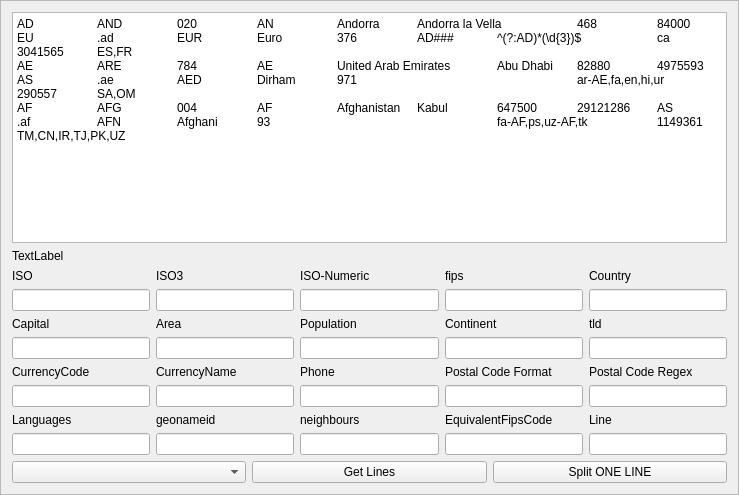
First picture: the form in Settings/f_systemsettings.ui, repository ashraf-kx/stock-manager, before the edit.
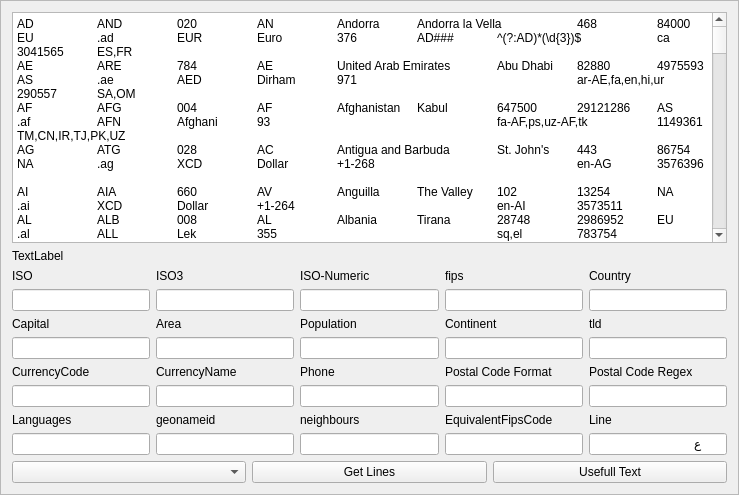
Second picture: the form after the edit.

```diff
--- a/Settings/f_systemsettings.ui
+++ b/Settings/f_systemsettings.ui
@@ -25,7 +25,256 @@
      <property name="plainText">
       <string>AD	AND	020	AN	Andorra	Andorra la Vella	468	84000	EU	.ad	EUR	Euro	376	AD###	^(?:AD)*(\d{3})$	ca	3041565	ES,FR	
 AE	ARE	784	AE	United Arab Emirates	Abu Dhabi	82880	4975593	AS	.ae	AED	Dirham	971			ar-AE,fa,en,hi,ur	290557	SA,OM	
-AF	AFG	004	AF	Afghanistan	Kabul	647500	29121286	AS	.af	AFN	Afghani	93			fa-AF,ps,uz-AF,tk	1149361	TM,CN,IR,TJ,PK,UZ	</string>
+AF	AFG	004	AF	Afghanistan	Kabul	647500	29121286	AS	.af	AFN	Afghani	93			fa-AF,ps,uz-AF,tk	1149361	TM,CN,IR,TJ,PK,UZ	
+AG	ATG	028	AC	Antigua and Barbuda	St. John's	443	86754	NA	.ag	XCD	Dollar	+1-268			en-AG	3576396		
+AI	AIA	660	AV	Anguilla	The Valley	102	13254	NA	.ai	XCD	Dollar	+1-264			en-AI	3573511		
+AL	ALB	008	AL	Albania	Tirana	28748	2986952	EU	.al	ALL	Lek	355			sq,el	783754	MK,GR,ME,RS,XK	
+AM	ARM	051	AM	Armenia	Yerevan	29800	2968000	AS	.am	AMD	Dram	374	######	^(\d{6})$	hy	174982	GE,IR,AZ,TR	
+AO	AGO	024	AO	Angola	Luanda	1246700	13068161	AF	.ao	AOA	Kwanza	244			pt-AO	3351879	CD,NA,ZM,CG	
+AQ	ATA	010	AY	Antarctica		14000000	0	AN	.aq							6697173		
+AR	ARG	032	AR	Argentina	Buenos Aires	2766890	41343201	SA	.ar	ARS	Peso	54	@####@@@	^[A-Z]?\d{4}[A-Z]{0,3}$	es-AR,en,it,de,fr,gn	3865483	CL,BO,UY,PY,BR	
+AS	ASM	016	AQ	American Samoa	Pago Pago	199	57881	OC	.as	USD	Dollar	+1-684	#####-####	96799	en-AS,sm,to	5880801		
+AT	AUT	040	AU	Austria	Vienna	83858	8205000	EU	.at	EUR	Euro	43	####	^(\d{4})$	de-AT,hr,hu,sl	2782113	CH,DE,HU,SK,CZ,IT,SI,LI	
+AU	AUS	036	AS	Australia	Canberra	7686850	21515754	OC	.au	AUD	Dollar	61	####	^(\d{4})$	en-AU	2077456		
+AW	ABW	533	AA	Aruba	Oranjestad	193	71566	NA	.aw	AWG	Guilder	297			nl-AW,es,en	3577279		
+AX	ALA	248		Aland Islands	Mariehamn	1580	26711	EU	.ax	EUR	Euro	+358-18	#####	^(?:FI)*(\d{5})$	sv-AX	661882		FI
+AZ	AZE	031	AJ	Azerbaijan	Baku	86600	8303512	AS	.az	AZN	Manat	994	AZ ####	^(?:AZ)*(\d{4})$	az,ru,hy	587116	GE,IR,AM,TR,RU	
+BA	BIH	070	BK	Bosnia and Herzegovina	Sarajevo	51129	4590000	EU	.ba	BAM	Marka	387	#####	^(\d{5})$	bs,hr-BA,sr-BA	3277605	HR,ME,RS	
+BB	BRB	052	BB	Barbados	Bridgetown	431	285653	NA	.bb	BBD	Dollar	+1-246	BB#####	^(?:BB)*(\d{5})$	en-BB	3374084		
+BD	BGD	050	BG	Bangladesh	Dhaka	144000	156118464	AS	.bd	BDT	Taka	880	####	^(\d{4})$	bn-BD,en	1210997	MM,IN	
+BE	BEL	056	BE	Belgium	Brussels	30510	10403000	EU	.be	EUR	Euro	32	####	^(\d{4})$	nl-BE,fr-BE,de-BE	2802361	DE,NL,LU,FR	
+BF	BFA	854	UV	Burkina Faso	Ouagadougou	274200	16241811	AF	.bf	XOF	Franc	226			fr-BF	2361809	NE,BJ,GH,CI,TG,ML	
+BG	BGR	100	BU	Bulgaria	Sofia	110910	7148785	EU	.bg	BGN	Lev	359	####	^(\d{4})$	bg,tr-BG,rom	732800	MK,GR,RO,TR,RS	
+BH	BHR	048	BA	Bahrain	Manama	665	738004	AS	.bh	BHD	Dinar	973	####|###	^(\d{3}\d?)$	ar-BH,en,fa,ur	290291		
+BI	BDI	108	BY	Burundi	Bujumbura	27830	9863117	AF	.bi	BIF	Franc	257			fr-BI,rn	433561	TZ,CD,RW	
+BJ	BEN	204	BN	Benin	Porto-Novo	112620	9056010	AF	.bj	XOF	Franc	229			fr-BJ	2395170	NE,TG,BF,NG	
+BL	BLM	652	TB	Saint Barthelemy	Gustavia	21	8450	NA	.gp	EUR	Euro	590	### ###		fr	3578476		
+BM	BMU	060	BD	Bermuda	Hamilton	53	65365	NA	.bm	BMD	Dollar	+1-441	@@ ##	^([A-Z]{2}\d{2})$	en-BM,pt	3573345		
+BN	BRN	096	BX	Brunei	Bandar Seri Begawan	5770	395027	AS	.bn	BND	Dollar	673	@@####	^([A-Z]{2}\d{4})$	ms-BN,en-BN	1820814	MY	
+BO	BOL	068	BL	Bolivia	Sucre	1098580	9947418	SA	.bo	BOB	Boliviano	591			es-BO,qu,ay	3923057	PE,CL,PY,BR,AR	
+BQ	BES	535		Bonaire, Saint Eustatius and Saba 		328	18012	NA	.bq	USD	Dollar	599			nl,pap,en	7626844		
+BR	BRA	076	BR	Brazil	Brasilia	8511965	201103330	SA	.br	BRL	Real	55	#####-###	^\d{5}-\d{3}$	pt-BR,es,en,fr	3469034	SR,PE,BO,UY,GY,PY,GF,VE,CO,AR	
+BS	BHS	044	BF	Bahamas	Nassau	13940	301790	NA	.bs	BSD	Dollar	+1-242			en-BS	3572887		
+BT	BTN	064	BT	Bhutan	Thimphu	47000	699847	AS	.bt	BTN	Ngultrum	975			dz	1252634	CN,IN	
+BV	BVT	074	BV	Bouvet Island		49	0	AN	.bv	NOK	Krone					3371123		
+BW	BWA	072	BC	Botswana	Gaborone	600370	2029307	AF	.bw	BWP	Pula	267			en-BW,tn-BW	933860	ZW,ZA,NA	
+BY	BLR	112	BO	Belarus	Minsk	207600	9685000	EU	.by	BYR	Ruble	375	######	^(\d{6})$	be,ru	630336	PL,LT,UA,RU,LV	
+BZ	BLZ	084	BH	Belize	Belmopan	22966	314522	NA	.bz	BZD	Dollar	501			en-BZ,es	3582678	GT,MX	
+CA	CAN	124	CA	Canada	Ottawa	9984670	33679000	NA	.ca	CAD	Dollar	1	@#@ #@#	^([ABCEGHJKLMNPRSTVXY]\d[ABCEGHJKLMNPRSTVWXYZ]) ?(\d[ABCEGHJKLMNPRSTVWXYZ]\d)$ 	en-CA,fr-CA,iu	6251999	US	
+CC	CCK	166	CK	Cocos Islands	West Island	14	628	AS	.cc	AUD	Dollar	61			ms-CC,en	1547376		
+CD	COD	180	CG	Democratic Republic of the Congo	Kinshasa	2345410	70916439	AF	.cd	CDF	Franc	243			fr-CD,ln,kg	203312	TZ,CF,SS,RW,ZM,BI,UG,CG,AO	
+CF	CAF	140	CT	Central African Republic	Bangui	622984	4844927	AF	.cf	XAF	Franc	236			fr-CF,sg,ln,kg	239880	TD,SD,CD,SS,CM,CG	
+CG	COG	178	CF	Republic of the Congo	Brazzaville	342000	3039126	AF	.cg	XAF	Franc	242			fr-CG,kg,ln-CG	2260494	CF,GA,CD,CM,AO	
+CH	CHE	756	SZ	Switzerland	Bern	41290	7581000	EU	.ch	CHF	Franc	41	####	^(\d{4})$	de-CH,fr-CH,it-CH,rm	2658434	DE,IT,LI,FR,AT	
+CI	CIV	384	IV	Ivory Coast	Yamoussoukro	322460	21058798	AF	.ci	XOF	Franc	225			fr-CI	2287781	LR,GH,GN,BF,ML	
+CK	COK	184	CW	Cook Islands	Avarua	240	21388	OC	.ck	NZD	Dollar	682			en-CK,mi	1899402		
+CL	CHL	152	CI	Chile	Santiago	756950	16746491	SA	.cl	CLP	Peso	56	#######	^(\d{7})$	es-CL	3895114	PE,BO,AR	
+CM	CMR	120	CM	Cameroon	Yaounde	475440	19294149	AF	.cm	XAF	Franc	237			en-CM,fr-CM	2233387	TD,CF,GA,GQ,CG,NG	
+CN	CHN	156	CH	China	Beijing	9596960	1330044000	AS	.cn	CNY	Yuan Renminbi	86	######	^(\d{6})$	zh-CN,yue,wuu,dta,ug,za	1814991	LA,BT,TJ,KZ,MN,AF,NP,MM,KG,PK,KP,RU,VN,IN	
+CO	COL	170	CO	Colombia	Bogota	1138910	47790000	SA	.co	COP	Peso	57			es-CO	3686110	EC,PE,PA,BR,VE	
+CR	CRI	188	CS	Costa Rica	San Jose	51100	4516220	NA	.cr	CRC	Colon	506	#####	^(\d{5})$	es-CR,en	3624060	PA,NI	
+CU	CUB	192	CU	Cuba	Havana	110860	11423000	NA	.cu	CUP	Peso	53	CP #####	^(?:CP)*(\d{5})$	es-CU	3562981	US	
+CV	CPV	132	CV	Cape Verde	Praia	4033	508659	AF	.cv	CVE	Escudo	238	####	^(\d{4})$	pt-CV	3374766		
+CW	CUW	531	UC	Curacao	 Willemstad	444	141766	NA	.cw	ANG	Guilder	599			nl,pap	7626836		
+CX	CXR	162	KT	Christmas Island	Flying Fish Cove	135	1500	AS	.cx	AUD	Dollar	61	####	^(\d{4})$	en,zh,ms-CC	2078138		
+CY	CYP	196	CY	Cyprus	Nicosia	9250	1102677	EU	.cy	EUR	Euro	357	####	^(\d{4})$	el-CY,tr-CY,en	146669		
+CZ	CZE	203	EZ	Czechia	Prague	78866	10476000	EU	.cz	CZK	Koruna	420	### ##	^\d{3}\s?\d{2}$	cs,sk	3077311	PL,DE,SK,AT	
+DE	DEU	276	GM	Germany	Berlin	357021	81802257	EU	.de	EUR	Euro	49	#####	^(\d{5})$	de	2921044	CH,PL,NL,DK,BE,CZ,LU,FR,AT	
+DJ	DJI	262	DJ	Djibouti	Djibouti	23000	740528	AF	.dj	DJF	Franc	253			fr-DJ,ar,so-DJ,aa	223816	ER,ET,SO	
+DK	DNK	208	DA	Denmark	Copenhagen	43094	5484000	EU	.dk	DKK	Krone	45	####	^(\d{4})$	da-DK,en,fo,de-DK	2623032	DE	
+DM	DMA	212	DO	Dominica	Roseau	754	72813	NA	.dm	XCD	Dollar	+1-767			en-DM	3575830		
+DO	DOM	214	DR	Dominican Republic	Santo Domingo	48730	9823821	NA	.do	DOP	Peso	+1-809 and 1-829	#####	^(\d{5})$	es-DO	3508796	HT	
+DZ	DZA	012	AG	Algeria	Algiers	2381740	34586184	AF	.dz	DZD	Dinar	213	#####	^(\d{5})$	ar-DZ	2589581	NE,EH,LY,MR,TN,MA,ML	
+EC	ECU	218	EC	Ecuador	Quito	283560	14790608	SA	.ec	USD	Dollar	593	@####@	^([a-zA-Z]\d{4}[a-zA-Z])$	es-EC	3658394	PE,CO	
+EE	EST	233	EN	Estonia	Tallinn	45226	1291170	EU	.ee	EUR	Euro	372	#####	^(\d{5})$	et,ru	453733	RU,LV	
+EG	EGY	818	EG	Egypt	Cairo	1001450	80471869	AF	.eg	EGP	Pound	20	#####	^(\d{5})$	ar-EG,en,fr	357994	LY,SD,IL,PS	
+EH	ESH	732	WI	Western Sahara	El-Aaiun	266000	273008	AF	.eh	MAD	Dirham	212			ar,mey	2461445	DZ,MR,MA	
+ER	ERI	232	ER	Eritrea	Asmara	121320	5792984	AF	.er	ERN	Nakfa	291			aa-ER,ar,tig,kun,ti-ER	338010	ET,SD,DJ	
+ES	ESP	724	SP	Spain	Madrid	504782	46505963	EU	.es	EUR	Euro	34	#####	^(\d{5})$	es-ES,ca,gl,eu,oc	2510769	AD,PT,GI,FR,MA	
+ET	ETH	231	ET	Ethiopia	Addis Ababa	1127127	88013491	AF	.et	ETB	Birr	251	####	^(\d{4})$	am,en-ET,om-ET,ti-ET,so-ET,sid	337996	ER,KE,SD,SS,SO,DJ	
+FI	FIN	246	FI	Finland	Helsinki	337030	5244000	EU	.fi	EUR	Euro	358	#####	^(?:FI)*(\d{5})$	fi-FI,sv-FI,smn	660013	NO,RU,SE	
+FJ	FJI	242	FJ	Fiji	Suva	18270	875983	OC	.fj	FJD	Dollar	679			en-FJ,fj	2205218		
+FK	FLK	238	FK	Falkland Islands	Stanley	12173	2638	SA	.fk	FKP	Pound	500			en-FK	3474414		
+FM	FSM	583	FM	Micronesia	Palikir	702	107708	OC	.fm	USD	Dollar	691	#####	^(\d{5})$	en-FM,chk,pon,yap,kos,uli,woe,nkr,kpg	2081918		
+FO	FRO	234	FO	Faroe Islands	Torshavn	1399	48228	EU	.fo	DKK	Krone	298	###	^(?:FO)*(\d{3})$	fo,da-FO	2622320		
+FR	FRA	250	FR	France	Paris	547030	64768389	EU	.fr	EUR	Euro	33	#####	^(\d{5})$	fr-FR,frp,br,co,ca,eu,oc	3017382	CH,DE,BE,LU,IT,AD,MC,ES	
+GA	GAB	266	GB	Gabon	Libreville	267667	1545255	AF	.ga	XAF	Franc	241			fr-GA	2400553	CM,GQ,CG	
+GB	GBR	826	UK	United Kingdom	London	244820	62348447	EU	.uk	GBP	Pound	44	@# #@@|@## #@@|@@# #@@|@@## #@@|@#@ #@@|@@#@ #@@|GIR0AA	^((?:(?:[A-PR-UWYZ][A-HK-Y]\d[ABEHMNPRV-Y0-9]|[A-PR-UWYZ]\d[A-HJKPS-UW0-9])\s\d[ABD-HJLNP-UW-Z]{2})|GIR\s?0AA)$	en-GB,cy-GB,gd	2635167	IE	
+GD	GRD	308	GJ	Grenada	St. George's	344	107818	NA	.gd	XCD	Dollar	+1-473			en-GD	3580239		
+GE	GEO	268	GG	Georgia	Tbilisi	69700	4630000	AS	.ge	GEL	Lari	995	####	^(\d{4})$	ka,ru,hy,az	614540	AM,AZ,TR,RU	
+GF	GUF	254	FG	French Guiana	Cayenne	91000	195506	SA	.gf	EUR	Euro	594	#####	^((97|98)3\d{2})$	fr-GF	3381670	SR,BR	
+GG	GGY	831	GK	Guernsey	St Peter Port	78	65228	EU	.gg	GBP	Pound	+44-1481	@# #@@|@## #@@|@@# #@@|@@## #@@|@#@ #@@|@@#@ #@@|GIR0AA	^((?:(?:[A-PR-UWYZ][A-HK-Y]\d[ABEHMNPRV-Y0-9]|[A-PR-UWYZ]\d[A-HJKPS-UW0-9])\s\d[ABD-HJLNP-UW-Z]{2})|GIR\s?0AA)$	en,fr	3042362		
+GH	GHA	288	GH	Ghana	Accra	239460	24339838	AF	.gh	GHS	Cedi	233			en-GH,ak,ee,tw	2300660	CI,TG,BF	
+GI	GIB	292	GI	Gibraltar	Gibraltar	6.5	27884	EU	.gi	GIP	Pound	350			en-GI,es,it,pt	2411586	ES	
+GL	GRL	304	GL	Greenland	Nuuk	2166086	56375	NA	.gl	DKK	Krone	299	####	^(\d{4})$	kl,da-GL,en	3425505		
+GM	GMB	270	GA	Gambia	Banjul	11300	1593256	AF	.gm	GMD	Dalasi	220			en-GM,mnk,wof,wo,ff	2413451	SN	
+GN	GIN	324	GV	Guinea	Conakry	245857	10324025	AF	.gn	GNF	Franc	224			fr-GN	2420477	LR,SN,SL,CI,GW,ML	
+GP	GLP	312	GP	Guadeloupe	Basse-Terre	1780	443000	NA	.gp	EUR	Euro	590	#####	^((97|98)\d{3})$	fr-GP	3579143		
+GQ	GNQ	226	EK	Equatorial Guinea	Malabo	28051	1014999	AF	.gq	XAF	Franc	240			es-GQ,fr	2309096	GA,CM	
+GR	GRC	300	GR	Greece	Athens	131940	11000000	EU	.gr	EUR	Euro	30	### ##	^(\d{5})$	el-GR,en,fr	390903	AL,MK,TR,BG	
+GS	SGS	239	SX	South Georgia and the South Sandwich Islands	Grytviken	3903	30	AN	.gs	GBP	Pound				en	3474415		
+GT	GTM	320	GT	Guatemala	Guatemala City	108890	13550440	NA	.gt	GTQ	Quetzal	502	#####	^(\d{5})$	es-GT	3595528	MX,HN,BZ,SV	
+GU	GUM	316	GQ	Guam	Hagatna	549	159358	OC	.gu	USD	Dollar	+1-671	969##	^(969\d{2})$	en-GU,ch-GU	4043988		
+GW	GNB	624	PU	Guinea-Bissau	Bissau	36120	1565126	AF	.gw	XOF	Franc	245	####	^(\d{4})$	pt-GW,pov	2372248	SN,GN	
+GY	GUY	328	GY	Guyana	Georgetown	214970	748486	SA	.gy	GYD	Dollar	592			en-GY	3378535	SR,BR,VE	
+HK	HKG	344	HK	Hong Kong	Hong Kong	1092	6898686	AS	.hk	HKD	Dollar	852			zh-HK,yue,zh,en	1819730		
+HM	HMD	334	HM	Heard Island and McDonald Islands		412	0	AN	.hm	AUD	Dollar	 				1547314		
+HN	HND	340	HO	Honduras	Tegucigalpa	112090	7989415	NA	.hn	HNL	Lempira	504	@@####	^([A-Z]{2}\d{4})$	es-HN	3608932	GT,NI,SV	
+HR	HRV	191	HR	Croatia	Zagreb	56542	4284889	EU	.hr	HRK	Kuna	385	#####	^(?:HR)*(\d{5})$	hr-HR,sr	3202326	HU,SI,BA,ME,RS	
+HT	HTI	332	HA	Haiti	Port-au-Prince	27750	9648924	NA	.ht	HTG	Gourde	509	HT####	^(?:HT)*(\d{4})$	ht,fr-HT	3723988	DO	
+HU	HUN	348	HU	Hungary	Budapest	93030	9982000	EU	.hu	HUF	Forint	36	####	^(\d{4})$	hu-HU	719819	SK,SI,RO,UA,HR,AT,RS	
+ID	IDN	360	ID	Indonesia	Jakarta	1919440	242968342	AS	.id	IDR	Rupiah	62	#####	^(\d{5})$	id,en,nl,jv	1643084	PG,TL,MY	
+IE	IRL	372	EI	Ireland	Dublin	70280	4622917	EU	.ie	EUR	Euro	353	@@@ @@@@	^[A-Z]\d{2}$|^[A-Z]{3}[A-Z]{4}$	en-IE,ga-IE	2963597	GB	
+IL	ISR	376	IS	Israel	Jerusalem	20770	7353985	AS	.il	ILS	Shekel	972	#####	^(\d{5})$	he,ar-IL,en-IL,	294640	SY,JO,LB,EG,PS	
+IM	IMN	833	IM	Isle of Man	Douglas	572	75049	EU	.im	GBP	Pound	+44-1624	@# #@@|@## #@@|@@# #@@|@@## #@@|@#@ #@@|@@#@ #@@|GIR0AA	^((?:(?:[A-PR-UWYZ][A-HK-Y]\d[ABEHMNPRV-Y0-9]|[A-PR-UWYZ]\d[A-HJKPS-UW0-9])\s\d[ABD-HJLNP-UW-Z]{2})|GIR\s?0AA)$	en,gv	3042225		
+IN	IND	356	IN	India	New Delhi	3287590	1173108018	AS	.in	INR	Rupee	91	######	^(\d{6})$	en-IN,hi,bn,te,mr,ta,ur,gu,kn,ml,or,pa,as,bh,sat,ks,ne,sd,kok,doi,mni,sit,sa,fr,lus,inc	1269750	CN,NP,MM,BT,PK,BD	
+IO	IOT	086	IO	British Indian Ocean Territory	Diego Garcia	60	4000	AS	.io	USD	Dollar	246			en-IO	1282588		
+IQ	IRQ	368	IZ	Iraq	Baghdad	437072	29671605	AS	.iq	IQD	Dinar	964	#####	^(\d{5})$	ar-IQ,ku,hy	99237	SY,SA,IR,JO,TR,KW	
+IR	IRN	364	IR	Iran	Tehran	1648000	76923300	AS	.ir	IRR	Rial	98	##########	^(\d{10})$	fa-IR,ku	130758	TM,AF,IQ,AM,PK,AZ,TR	
+IS	ISL	352	IC	Iceland	Reykjavik	103000	308910	EU	.is	ISK	Krona	354	###	^(\d{3})$	is,en,de,da,sv,no	2629691		
+IT	ITA	380	IT	Italy	Rome	301230	60340328	EU	.it	EUR	Euro	39	#####	^(\d{5})$	it-IT,de-IT,fr-IT,sc,ca,co,sl	3175395	CH,VA,SI,SM,FR,AT	
+JE	JEY	832	JE	Jersey	Saint Helier	116	90812	EU	.je	GBP	Pound	+44-1534	@# #@@|@## #@@|@@# #@@|@@## #@@|@#@ #@@|@@#@ #@@|GIR0AA	^((?:(?:[A-PR-UWYZ][A-HK-Y]\d[ABEHMNPRV-Y0-9]|[A-PR-UWYZ]\d[A-HJKPS-UW0-9])\s\d[ABD-HJLNP-UW-Z]{2})|GIR\s?0AA)$	en,pt	3042142		
+JM	JAM	388	JM	Jamaica	Kingston	10991	2847232	NA	.jm	JMD	Dollar	+1-876			en-JM	3489940		
+JO	JOR	400	JO	Jordan	Amman	92300	6407085	AS	.jo	JOD	Dinar	962	#####	^(\d{5})$	ar-JO,en	248816	SY,SA,IQ,IL,PS	
+JP	JPN	392	JA	Japan	Tokyo	377835	127288000	AS	.jp	JPY	Yen	81	###-####	^\d{3}-\d{4}$	ja	1861060		
+KE	KEN	404	KE	Kenya	Nairobi	582650	40046566	AF	.ke	KES	Shilling	254	#####	^(\d{5})$	en-KE,sw-KE	192950	ET,TZ,SS,SO,UG	
+KG	KGZ	417	KG	Kyrgyzstan	Bishkek	198500	5776500	AS	.kg	KGS	Som	996	######	^(\d{6})$	ky,uz,ru	1527747	CN,TJ,UZ,KZ	
+KH	KHM	116	CB	Cambodia	Phnom Penh	181040	14453680	AS	.kh	KHR	Riels	855	#####	^(\d{5})$	km,fr,en	1831722	LA,TH,VN	
+KI	KIR	296	KR	Kiribati	Tarawa	811	92533	OC	.ki	AUD	Dollar	686			en-KI,gil	4030945		
+KM	COM	174	CN	Comoros	Moroni	2170	773407	AF	.km	KMF	Franc	269			ar,fr-KM	921929		
+KN	KNA	659	SC	Saint Kitts and Nevis	Basseterre	261	51134	NA	.kn	XCD	Dollar	+1-869			en-KN	3575174		
+KP	PRK	408	KN	North Korea	Pyongyang	120540	22912177	AS	.kp	KPW	Won	850	###-###	^(\d{6})$	ko-KP	1873107	CN,KR,RU	
+KR	KOR	410	KS	South Korea	Seoul	98480	48422644	AS	.kr	KRW	Won	82	SEOUL ###-###	^(?:SEOUL)*(\d{6})$	ko-KR,en	1835841	KP	
+XK	XKX	0	KV	Kosovo	Pristina	10908	1800000	EU		EUR	Euro				sq,sr	831053	RS,AL,MK,ME	
+KW	KWT	414	KU	Kuwait	Kuwait City	17820	2789132	AS	.kw	KWD	Dinar	965	#####	^(\d{5})$	ar-KW,en	285570	SA,IQ	
+KY	CYM	136	CJ	Cayman Islands	George Town	262	44270	NA	.ky	KYD	Dollar	+1-345			en-KY	3580718		
+KZ	KAZ	398	KZ	Kazakhstan	Astana	2717300	15340000	AS	.kz	KZT	Tenge	7	######	^(\d{6})$	kk,ru	1522867	TM,CN,KG,UZ,RU	
+LA	LAO	418	LA	Laos	Vientiane	236800	6368162	AS	.la	LAK	Kip	856	#####	^(\d{5})$	lo,fr,en	1655842	CN,MM,KH,TH,VN	
+LB	LBN	422	LE	Lebanon	Beirut	10400	4125247	AS	.lb	LBP	Pound	961	#### ####|####	^(\d{4}(\d{4})?)$	ar-LB,fr-LB,en,hy	272103	SY,IL	
+LC	LCA	662	ST	Saint Lucia	Castries	616	160922	NA	.lc	XCD	Dollar	+1-758			en-LC	3576468		
+LI	LIE	438	LS	Liechtenstein	Vaduz	160	35000	EU	.li	CHF	Franc	423	####	^(\d{4})$	de-LI	3042058	CH,AT	
+LK	LKA	144	CE	Sri Lanka	Colombo	65610	21513990	AS	.lk	LKR	Rupee	94	#####	^(\d{5})$	si,ta,en	1227603		
+LR	LBR	430	LI	Liberia	Monrovia	111370	3685076	AF	.lr	LRD	Dollar	231	####	^(\d{4})$	en-LR	2275384	SL,CI,GN	
+LS	LSO	426	LT	Lesotho	Maseru	30355	1919552	AF	.ls	LSL	Loti	266	###	^(\d{3})$	en-LS,st,zu,xh	932692	ZA	
+LT	LTU	440	LH	Lithuania	Vilnius	65200	2944459	EU	.lt	EUR	Euro	370	LT-#####	^(?:LT)*(\d{5})$	lt,ru,pl	597427	PL,BY,RU,LV	
+LU	LUX	442	LU	Luxembourg	Luxembourg	2586	497538	EU	.lu	EUR	Euro	352	L-####	^(?:L-)?\d{4}$	lb,de-LU,fr-LU	2960313	DE,BE,FR	
+LV	LVA	428	LG	Latvia	Riga	64589	2217969	EU	.lv	EUR	Euro	371	LV-####	^(?:LV)*(\d{4})$	lv,ru,lt	458258	LT,EE,BY,RU	
+LY	LBY	434	LY	Libya	Tripoli	1759540	6461454	AF	.ly	LYD	Dinar	218			ar-LY,it,en	2215636	TD,NE,DZ,SD,TN,EG	
+MA	MAR	504	MO	Morocco	Rabat	446550	33848242	AF	.ma	MAD	Dirham	212	#####	^(\d{5})$	ar-MA,ber,fr	2542007	DZ,EH,ES	
+MC	MCO	492	MN	Monaco	Monaco	1.95	32965	EU	.mc	EUR	Euro	377	#####	^(\d{5})$	fr-MC,en,it	2993457	FR	
+MD	MDA	498	MD	Moldova	Chisinau	33843	4324000	EU	.md	MDL	Leu	373	MD-####	^MD-\d{4}$	ro,ru,gag,tr	617790	RO,UA	
+ME	MNE	499	MJ	Montenegro	Podgorica	14026	666730	EU	.me	EUR	Euro	382	#####	^(\d{5})$	sr,hu,bs,sq,hr,rom	3194884	AL,HR,BA,RS,XK	
+MF	MAF	663	RN	Saint Martin	Marigot	53	35925	NA	.gp	EUR	Euro	590	### ###		fr	3578421	SX	
+MG	MDG	450	MA	Madagascar	Antananarivo	587040	21281844	AF	.mg	MGA	Ariary	261	###	^(\d{3})$	fr-MG,mg	1062947		
+MH	MHL	584	RM	Marshall Islands	Majuro	181.3	65859	OC	.mh	USD	Dollar	692	#####-####	^969\d{2}(-\d{4})$	mh,en-MH	2080185		
+MK	MKD	807	MK	Macedonia	Skopje	25333	2062294	EU	.mk	MKD	Denar	389	####	^(\d{4})$	mk,sq,tr,rmm,sr	718075	AL,GR,BG,RS,XK	
+ML	MLI	466	ML	Mali	Bamako	1240000	13796354	AF	.ml	XOF	Franc	223			fr-ML,bm	2453866	SN,NE,DZ,CI,GN,MR,BF	
+MM	MMR	104	BM	Myanmar	Nay Pyi Taw	678500	53414374	AS	.mm	MMK	Kyat	95	#####	^(\d{5})$	my	1327865	CN,LA,TH,BD,IN	
+MN	MNG	496	MG	Mongolia	Ulan Bator	1565000	3086918	AS	.mn	MNT	Tugrik	976	######	^(\d{6})$	mn,ru	2029969	CN,RU	
+MO	MAC	446	MC	Macao	Macao	254	449198	AS	.mo	MOP	Pataca	853			zh,zh-MO,pt	1821275		
+MP	MNP	580	CQ	Northern Mariana Islands	Saipan	477	53883	OC	.mp	USD	Dollar	+1-670	#####-####	^9695\d{1}(-\d{4})$	fil,tl,zh,ch-MP,en-MP	4041468		
+MQ	MTQ	474	MB	Martinique	Fort-de-France	1100	432900	NA	.mq	EUR	Euro	596	#####	^(\d{5})$	fr-MQ	3570311		
+MR	MRT	478	MR	Mauritania	Nouakchott	1030700	3205060	AF	.mr	MRO	Ouguiya	222			ar-MR,fuc,snk,fr,mey,wo	2378080	SN,DZ,EH,ML	
+MS	MSR	500	MH	Montserrat	Plymouth	102	9341	NA	.ms	XCD	Dollar	+1-664			en-MS	3578097		
+MT	MLT	470	MT	Malta	Valletta	316	403000	EU	.mt	EUR	Euro	356	@@@ ####	^[A-Z]{3}\s?\d{4}$	mt,en-MT	2562770		
+MU	MUS	480	MP	Mauritius	Port Louis	2040	1294104	AF	.mu	MUR	Rupee	230			en-MU,bho,fr	934292		
+MV	MDV	462	MV	Maldives	Male	300	395650	AS	.mv	MVR	Rufiyaa	960	#####	^(\d{5})$	dv,en	1282028		
+MW	MWI	454	MI	Malawi	Lilongwe	118480	15447500	AF	.mw	MWK	Kwacha	265			ny,yao,tum,swk	927384	TZ,MZ,ZM	
+MX	MEX	484	MX	Mexico	Mexico City	1972550	112468855	NA	.mx	MXN	Peso	52	#####	^(\d{5})$	es-MX	3996063	GT,US,BZ	
+MY	MYS	458	MY	Malaysia	Kuala Lumpur	329750	28274729	AS	.my	MYR	Ringgit	60	#####	^(\d{5})$	ms-MY,en,zh,ta,te,ml,pa,th	1733045	BN,TH,ID	
+MZ	MOZ	508	MZ	Mozambique	Maputo	801590	22061451	AF	.mz	MZN	Metical	258	####	^(\d{4})$	pt-MZ,vmw	1036973	ZW,TZ,SZ,ZA,ZM,MW	
+NA	NAM	516	WA	Namibia	Windhoek	825418	2128471	AF	.na	NAD	Dollar	264			en-NA,af,de,hz,naq	3355338	ZA,BW,ZM,AO	
+NC	NCL	540	NC	New Caledonia	Noumea	19060	216494	OC	.nc	XPF	Franc	687	#####	^(\d{5})$	fr-NC	2139685		
+NE	NER	562	NG	Niger	Niamey	1267000	15878271	AF	.ne	XOF	Franc	227	####	^(\d{4})$	fr-NE,ha,kr,dje	2440476	TD,BJ,DZ,LY,BF,NG,ML	
+NF	NFK	574	NF	Norfolk Island	Kingston	34.6	1828	OC	.nf	AUD	Dollar	672	####	^(\d{4})$	en-NF	2155115		
+NG	NGA	566	NI	Nigeria	Abuja	923768	154000000	AF	.ng	NGN	Naira	234	######	^(\d{6})$	en-NG,ha,yo,ig,ff	2328926	TD,NE,BJ,CM	
+NI	NIC	558	NU	Nicaragua	Managua	129494	5995928	NA	.ni	NIO	Cordoba	505	###-###-#	^(\d{7})$	es-NI,en	3617476	CR,HN	
+NL	NLD	528	NL	Netherlands	Amsterdam	41526	16645000	EU	.nl	EUR	Euro	31	#### @@	^(\d{4}[A-Z]{2})$	nl-NL,fy-NL	2750405	DE,BE	
+NO	NOR	578	NO	Norway	Oslo	324220	5009150	EU	.no	NOK	Krone	47	####	^(\d{4})$	no,nb,nn,se,fi	3144096	FI,RU,SE	
+NP	NPL	524	NP	Nepal	Kathmandu	140800	28951852	AS	.np	NPR	Rupee	977	#####	^(\d{5})$	ne,en	1282988	CN,IN	
+NR	NRU	520	NR	Nauru	Yaren	21	10065	OC	.nr	AUD	Dollar	674			na,en-NR	2110425		
+NU	NIU	570	NE	Niue	Alofi	260	2166	OC	.nu	NZD	Dollar	683			niu,en-NU	4036232		
+NZ	NZL	554	NZ	New Zealand	Wellington	268680	4252277	OC	.nz	NZD	Dollar	64	####	^(\d{4})$	en-NZ,mi	2186224		
+OM	OMN	512	MU	Oman	Muscat	212460	2967717	AS	.om	OMR	Rial	968	###	^(\d{3})$	ar-OM,en,bal,ur	286963	SA,YE,AE	
+PA	PAN	591	PM	Panama	Panama City	78200	3410676	NA	.pa	PAB	Balboa	507			es-PA,en	3703430	CR,CO	
+PE	PER	604	PE	Peru	Lima	1285220	29907003	SA	.pe	PEN	Sol	51			es-PE,qu,ay	3932488	EC,CL,BO,BR,CO	
+PF	PYF	258	FP	French Polynesia	Papeete	4167	270485	OC	.pf	XPF	Franc	689	#####	^((97|98)7\d{2})$	fr-PF,ty	4030656		
+PG	PNG	598	PP	Papua New Guinea	Port Moresby	462840	6064515	OC	.pg	PGK	Kina	675	###	^(\d{3})$	en-PG,ho,meu,tpi	2088628	ID	
+PH	PHL	608	RP	Philippines	Manila	300000	99900177	AS	.ph	PHP	Peso	63	####	^(\d{4})$	tl,en-PH,fil	1694008		
+PK	PAK	586	PK	Pakistan	Islamabad	803940	184404791	AS	.pk	PKR	Rupee	92	#####	^(\d{5})$	ur-PK,en-PK,pa,sd,ps,brh	1168579	CN,AF,IR,IN	
+PL	POL	616	PL	Poland	Warsaw	312685	38500000	EU	.pl	PLN	Zloty	48	##-###	^\d{2}-\d{3}$	pl	798544	DE,LT,SK,CZ,BY,UA,RU	
+PM	SPM	666	SB	Saint Pierre and Miquelon	Saint-Pierre	242	7012	NA	.pm	EUR	Euro	508	#####	^(97500)$	fr-PM	3424932		
+PN	PCN	612	PC	Pitcairn	Adamstown	47	46	OC	.pn	NZD	Dollar	870			en-PN	4030699		
+PR	PRI	630	RQ	Puerto Rico	San Juan	9104	3916632	NA	.pr	USD	Dollar	+1-787 and 1-939	#####-####	^00[679]\d{2}(?:-\d{4})?$	en-PR,es-PR	4566966		
+PS	PSE	275	WE	Palestinian Territory	East Jerusalem	5970	3800000	AS	.ps	ILS	Shekel	970			ar-PS	6254930	JO,IL,EG	
+PT	PRT	620	PO	Portugal	Lisbon	92391	10676000	EU	.pt	EUR	Euro	351	####-###	^\d{4}-\d{3}\s?[a-zA-Z]{0,25}$	pt-PT,mwl	2264397	ES	
+PW	PLW	585	PS	Palau	Melekeok	458	19907	OC	.pw	USD	Dollar	680	96940	^(96940)$	pau,sov,en-PW,tox,ja,fil,zh	1559582		
+PY	PRY	600	PA	Paraguay	Asuncion	406750	6375830	SA	.py	PYG	Guarani	595	####	^(\d{4})$	es-PY,gn	3437598	BO,BR,AR	
+QA	QAT	634	QA	Qatar	Doha	11437	840926	AS	.qa	QAR	Rial	974			ar-QA,es	289688	SA	
+RE	REU	638	RE	Reunion	Saint-Denis	2517	776948	AF	.re	EUR	Euro	262	#####	^((97|98)(4|7|8)\d{2})$	fr-RE	935317		
+RO	ROU	642	RO	Romania	Bucharest	237500	21959278	EU	.ro	RON	Leu	40	######	^(\d{6})$	ro,hu,rom	798549	MD,HU,UA,BG,RS	
+RS	SRB	688	RI	Serbia	Belgrade	88361	7344847	EU	.rs	RSD	Dinar	381	######	^(\d{6})$	sr,hu,bs,rom	6290252	AL,HU,MK,RO,HR,BA,BG,ME,XK	
+RU	RUS	643	RS	Russia	Moscow	17100000	140702000	EU	.ru	RUB	Ruble	7	######	^(\d{6})$	ru,tt,xal,cau,ady,kv,ce,tyv,cv,udm,tut,mns,bua,myv,mdf,chm,ba,inh,tut,kbd,krc,ava,sah,nog	2017370	GE,CN,BY,UA,KZ,LV,PL,EE,LT,FI,MN,NO,AZ,KP	
+RW	RWA	646	RW	Rwanda	Kigali	26338	11055976	AF	.rw	RWF	Franc	250			rw,en-RW,fr-RW,sw	49518	TZ,CD,BI,UG	
+SA	SAU	682	SA	Saudi Arabia	Riyadh	1960582	25731776	AS	.sa	SAR	Rial	966	#####	^(\d{5})$	ar-SA	102358	QA,OM,IQ,YE,JO,AE,KW	
+SB	SLB	090	BP	Solomon Islands	Honiara	28450	559198	OC	.sb	SBD	Dollar	677			en-SB,tpi	2103350		
+SC	SYC	690	SE	Seychelles	Victoria	455	88340	AF	.sc	SCR	Rupee	248			en-SC,fr-SC	241170		
+SD	SDN	729	SU	Sudan	Khartoum	1861484	35000000	AF	.sd	SDG	Pound	249	#####	^(\d{5})$	ar-SD,en,fia	366755	SS,TD,EG,ET,ER,LY,CF	
+SS	SSD	728	OD	South Sudan	Juba	644329	8260490	AF		SSP	Pound	211			en	7909807	CD,CF,ET,KE,SD,UG,	
+SE	SWE	752	SW	Sweden	Stockholm	449964	9828655	EU	.se	SEK	Krona	46	### ##	^(?:SE)?\d{3}\s\d{2}$	sv-SE,se,sma,fi-SE	2661886	NO,FI	
+SG	SGP	702	SN	Singapore	Singapore	692.7	4701069	AS	.sg	SGD	Dollar	65	######	^(\d{6})$	cmn,en-SG,ms-SG,ta-SG,zh-SG	1880251		
+SH	SHN	654	SH	Saint Helena	Jamestown	410	7460	AF	.sh	SHP	Pound	290	STHL 1ZZ	^(STHL1ZZ)$	en-SH	3370751		
+SI	SVN	705	SI	Slovenia	Ljubljana	20273	2007000	EU	.si	EUR	Euro	386	####	^(?:SI)*(\d{4})$	sl,sh	3190538	HU,IT,HR,AT	
+SJ	SJM	744	SV	Svalbard and Jan Mayen	Longyearbyen	62049	2550	EU	.sj	NOK	Krone	47	####	^(\d{4})$	no,ru	607072		
+SK	SVK	703	LO	Slovakia	Bratislava	48845	5455000	EU	.sk	EUR	Euro	421	### ##	^\d{3}\s?\d{2}$	sk,hu	3057568	PL,HU,CZ,UA,AT	
+SL	SLE	694	SL	Sierra Leone	Freetown	71740	5245695	AF	.sl	SLL	Leone	232			en-SL,men,tem	2403846	LR,GN	
+SM	SMR	674	SM	San Marino	San Marino	61.2	31477	EU	.sm	EUR	Euro	378	4789#	^(4789\d)$	it-SM	3168068	IT	
+SN	SEN	686	SG	Senegal	Dakar	196190	12323252	AF	.sn	XOF	Franc	221	#####	^(\d{5})$	fr-SN,wo,fuc,mnk	2245662	GN,MR,GW,GM,ML	
+SO	SOM	706	SO	Somalia	Mogadishu	637657	10112453	AF	.so	SOS	Shilling	252	@@  #####	^([A-Z]{2}\d{5})$	so-SO,ar-SO,it,en-SO	51537	ET,KE,DJ	
+SR	SUR	740	NS	Suriname	Paramaribo	163270	492829	SA	.sr	SRD	Dollar	597			nl-SR,en,srn,hns,jv	3382998	GY,BR,GF	
+ST	STP	678	TP	Sao Tome and Principe	Sao Tome	1001	175808	AF	.st	STD	Dobra	239			pt-ST	2410758		
+SV	SLV	222	ES	El Salvador	San Salvador	21040	6052064	NA	.sv	USD	Dollar	503	CP ####	^(?:CP)*(\d{4})$	es-SV	3585968	GT,HN	
+SX	SXM	534	NN	Sint Maarten	Philipsburg	21	37429	NA	.sx	ANG	Guilder	599			nl,en	7609695	MF	
+SY	SYR	760	SY	Syria	Damascus	185180	22198110	AS	.sy	SYP	Pound	963			ar-SY,ku,hy,arc,fr,en	163843	IQ,JO,IL,TR,LB	
+SZ	SWZ	748	WZ	Swaziland	Mbabane	17363	1354051	AF	.sz	SZL	Lilangeni	268	@###	^([A-Z]\d{3})$	en-SZ,ss-SZ	934841	ZA,MZ	
+TC	TCA	796	TK	Turks and Caicos Islands	Cockburn Town	430	20556	NA	.tc	USD	Dollar	+1-649	TKCA 1ZZ	^(TKCA 1ZZ)$	en-TC	3576916		
+TD	TCD	148	CD	Chad	N'Djamena	1284000	10543464	AF	.td	XAF	Franc	235			fr-TD,ar-TD,sre	2434508	NE,LY,CF,SD,CM,NG	
+TF	ATF	260	FS	French Southern Territories	Port-aux-Francais	7829	140	AN	.tf	EUR	Euro  				fr	1546748		
+TG	TGO	768	TO	Togo	Lome	56785	6587239	AF	.tg	XOF	Franc	228			fr-TG,ee,hna,kbp,dag,ha	2363686	BJ,GH,BF	
+TH	THA	764	TH	Thailand	Bangkok	514000	67089500	AS	.th	THB	Baht	66	#####	^(\d{5})$	th,en	1605651	LA,MM,KH,MY	
+TJ	TJK	762	TI	Tajikistan	Dushanbe	143100	7487489	AS	.tj	TJS	Somoni	992	######	^(\d{6})$	tg,ru	1220409	CN,AF,KG,UZ	
+TK	TKL	772	TL	Tokelau		10	1466	OC	.tk	NZD	Dollar	690			tkl,en-TK	4031074		
+TL	TLS	626	TT	East Timor	Dili	15007	1154625	OC	.tl	USD	Dollar	670			tet,pt-TL,id,en	1966436	ID	
+TM	TKM	795	TX	Turkmenistan	Ashgabat	488100	4940916	AS	.tm	TMT	Manat	993	######	^(\d{6})$	tk,ru,uz	1218197	AF,IR,UZ,KZ	
+TN	TUN	788	TS	Tunisia	Tunis	163610	10589025	AF	.tn	TND	Dinar	216	####	^(\d{4})$	ar-TN,fr	2464461	DZ,LY	
+TO	TON	776	TN	Tonga	Nuku'alofa	748	122580	OC	.to	TOP	Pa'anga	676			to,en-TO	4032283		
+TR	TUR	792	TU	Turkey	Ankara	780580	77804122	AS	.tr	TRY	Lira	90	#####	^(\d{5})$	tr-TR,ku,diq,az,av	298795	SY,GE,IQ,IR,GR,AM,AZ,BG	
+TT	TTO	780	TD	Trinidad and Tobago	Port of Spain	5128	1228691	NA	.tt	TTD	Dollar	+1-868			en-TT,hns,fr,es,zh	3573591		
+TV	TUV	798	TV	Tuvalu	Funafuti	26	10472	OC	.tv	AUD	Dollar	688			tvl,en,sm,gil	2110297		
+TW	TWN	158	TW	Taiwan	Taipei	35980	22894384	AS	.tw	TWD	Dollar	886	#####	^(\d{5})$	zh-TW,zh,nan,hak	1668284		
+TZ	TZA	834	TZ	Tanzania	Dodoma	945087	41892895	AF	.tz	TZS	Shilling	255			sw-TZ,en,ar	149590	MZ,KE,CD,RW,ZM,BI,UG,MW	
+UA	UKR	804	UP	Ukraine	Kiev	603700	45415596	EU	.ua	UAH	Hryvnia	380	#####	^(\d{5})$	uk,ru-UA,rom,pl,hu	690791	PL,MD,HU,SK,BY,RO,RU	
+UG	UGA	800	UG	Uganda	Kampala	236040	33398682	AF	.ug	UGX	Shilling	256			en-UG,lg,sw,ar	226074	TZ,KE,SS,CD,RW	
+UM	UMI	581		United States Minor Outlying Islands		0	0	OC	.um	USD	Dollar 	1			en-UM	5854968		
+US	USA	840	US	United States	Washington	9629091	310232863	NA	.us	USD	Dollar	1	#####-####	^\d{5}(-\d{4})?$	en-US,es-US,haw,fr	6252001	CA,MX,CU	
+UY	URY	858	UY	Uruguay	Montevideo	176220	3477000	SA	.uy	UYU	Peso	598	#####	^(\d{5})$	es-UY	3439705	BR,AR	
+UZ	UZB	860	UZ	Uzbekistan	Tashkent	447400	27865738	AS	.uz	UZS	Som	998	######	^(\d{6})$	uz,ru,tg	1512440	TM,AF,KG,TJ,KZ	
+VA	VAT	336	VT	Vatican	Vatican City	0.44	921	EU	.va	EUR	Euro	379	#####	^(\d{5})$	la,it,fr	3164670	IT	
+VC	VCT	670	VC	Saint Vincent and the Grenadines	Kingstown	389	104217	NA	.vc	XCD	Dollar	+1-784			en-VC,fr	3577815		
+VE	VEN	862	VE	Venezuela	Caracas	912050	27223228	SA	.ve	VEF	Bolivar	58	####	^(\d{4})$	es-VE	3625428	GY,BR,CO	
+VG	VGB	092	VI	British Virgin Islands	Road Town	153	21730	NA	.vg	USD	Dollar	+1-284			en-VG	3577718		
+VI	VIR	850	VQ	U.S. Virgin Islands	Charlotte Amalie	352	108708	NA	.vi	USD	Dollar	+1-340	#####-####	^008\d{2}(?:-\d{4})?$	en-VI	4796775		
+VN	VNM	704	VM	Vietnam	Hanoi	329560	89571130	AS	.vn	VND	Dong	84	######	^(\d{6})$	vi,en,fr,zh,km	1562822	CN,LA,KH	
+VU	VUT	548	NH	Vanuatu	Port Vila	12200	221552	OC	.vu	VUV	Vatu	678			bi,en-VU,fr-VU	2134431		
+WF	WLF	876	WF	Wallis and Futuna	Mata Utu	274	16025	OC	.wf	XPF	Franc	681	#####	^(986\d{2})$	wls,fud,fr-WF	4034749		
+WS	WSM	882	WS	Samoa	Apia	2944	192001	OC	.ws	WST	Tala	685			sm,en-WS	4034894		
+YE	YEM	887	YM	Yemen	Sanaa	527970	23495361	AS	.ye	YER	Rial	967			ar-YE	69543	SA,OM	
+YT	MYT	175	MF	Mayotte	Mamoudzou	374	159042	AF	.yt	EUR	Euro	262	#####	^(\d{5})$	fr-YT	1024031		
+ZA	ZAF	710	SF	South Africa	Pretoria	1219912	49000000	AF	.za	ZAR	Rand	27	####	^(\d{4})$	zu,xh,af,nso,en-ZA,tn,st,ts,ss,ve,nr	953987	ZW,SZ,MZ,BW,NA,LS	
+ZM	ZMB	894	ZA	Zambia	Lusaka	752614	13460305	AF	.zm	ZMW	Kwacha	260	#####	^(\d{5})$	en-ZM,bem,loz,lun,lue,ny,toi	895949	ZW,TZ,MZ,CD,NA,MW,AO	
+ZW	ZWE	716	ZI	Zimbabwe	Harare	390580	13061000	AF	.zw	ZWL	Dollar	263			en-ZW,sn,nr,nd	878675	ZA,MZ,BW,ZM	
+CS	SCG	891	YI	Serbia and Montenegro	Belgrade	102350	10829175	EU	.cs	RSD	Dinar	381	#####	^(\d{5})$	cu,hu,sq,sr	8505033	AL,HU,MK,RO,HR,BA,BG	
+AN	ANT	530	NT	Netherlands Antilles	Willemstad	960	300000	NA	.an	ANG	Guilder	599			nl-AN,en,es	8505032	GP</string>
      </property>
     </widget>
    </item>
@@ -331,7 +580,14 @@
           </widget>
          </item>
          <item>
-          <widget class="QLineEdit" name="line"/>
+          <widget class="QLineEdit" name="line">
+           <property name="inputMask">
+            <string>XX####ع</string>
+           </property>
+           <property name="placeholderText">
+            <string>AD#####</string>
+           </property>
+          </widget>
          </item>
         </layout>
        </item>
@@ -354,7 +610,7 @@
      <item>
       <widget class="QPushButton" name="Bt_SplitLine">
        <property name="text">
-        <string>Split ONE LINE</string>
+        <string>Usefull Text</string>
        </property>
       </widget>
      </item>
```
